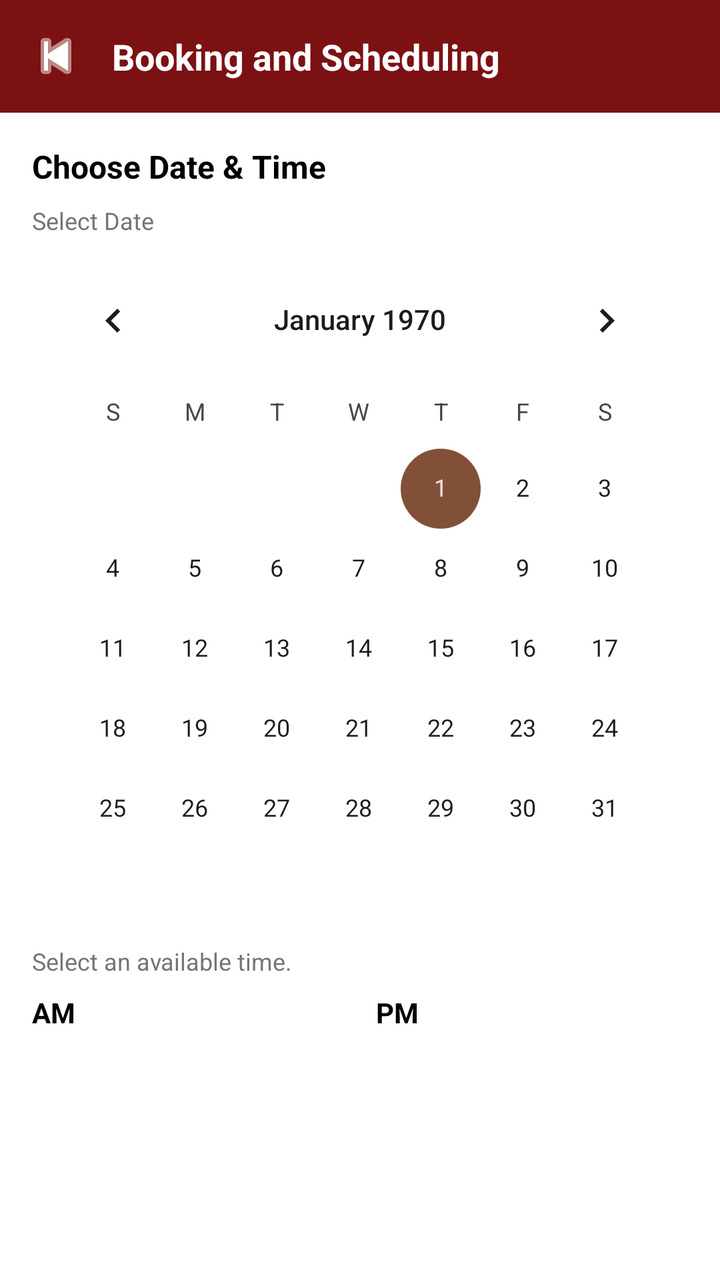
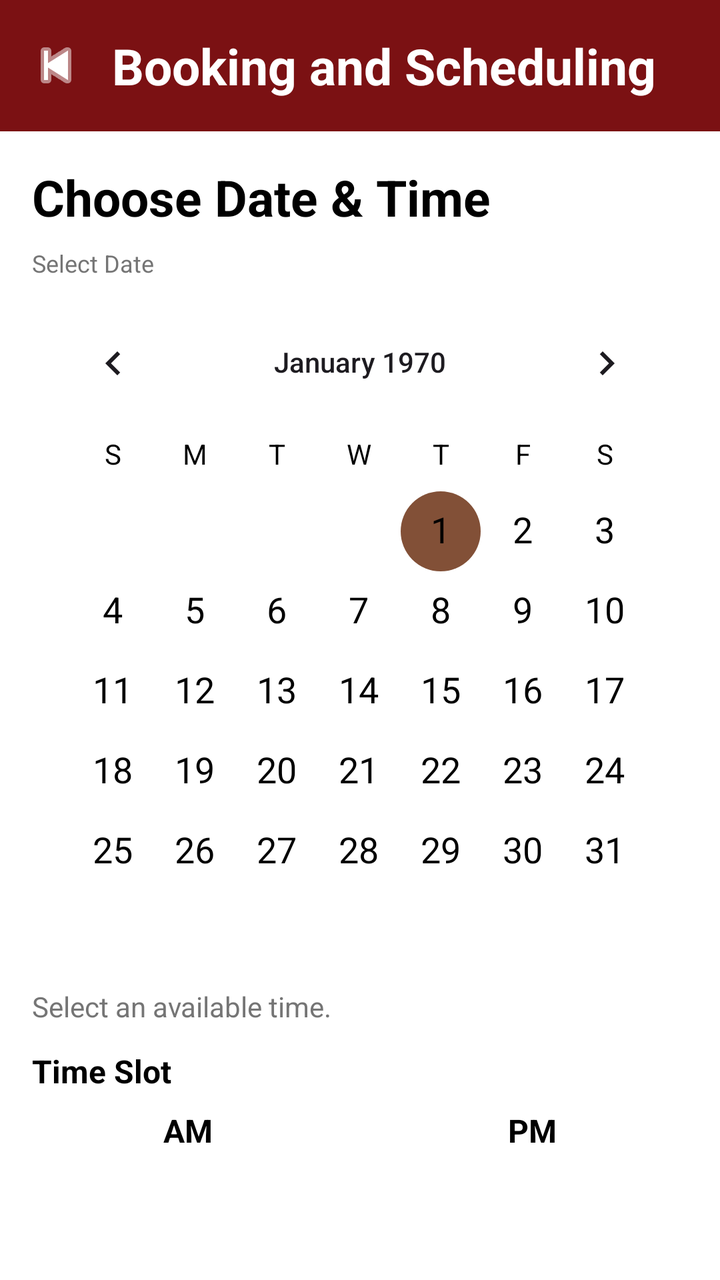

The first picture is an Android layout as it rendered before a commit; the second is the same layout after the commit. The layout source and the unified diff follow.
<!-- AndroidManifest.xml: application theme Theme.FixItFinderApp -->
<!-- res/layout/activity_booking_schedule.xml -->
<?xml version="1.0" encoding="utf-8"?>
<androidx.coordinatorlayout.widget.CoordinatorLayout
    xmlns:android="http://schemas.android.com/apk/res/android"
    xmlns:app="http://schemas.android.com/apk/res-auto"
    android:layout_width="match_parent"
    android:layout_height="match_parent"
    android:background="@color/white">

    <androidx.core.widget.NestedScrollView
        android:layout_width="match_parent"
        android:layout_height="match_parent"
        android:fillViewport="true">

        <androidx.constraintlayout.widget.ConstraintLayout
            android:layout_width="match_parent"
            android:layout_height="wrap_content">

            <LinearLayout
                android:id="@+id/headerLayout"
                android:layout_width="match_parent"
                android:layout_height="wrap_content"
                android:orientation="horizontal"
                android:background="@color/color_primary"
                android:padding="16dp"
                android:gravity="center_vertical"
                app:layout_constraintTop_toTopOf="parent"
                app:layout_constraintStart_toStartOf="parent"
                app:layout_constraintEnd_toEndOf="parent">

                <ImageButton
                    android:id="@+id/btnBack"
                    android:layout_width="24dp"
                    android:layout_height="24dp"
                    android:src="@android:drawable/ic_media_previous"
                    android:tint="@color/white"
                    android:padding="4dp"
                    android:background="?attr/selectableItemBackgroundBorderless"
                    android:contentDescription="Back"
                    android:layout_marginEnd="16dp" />

                <TextView
                    android:id="@+id/tvHeaderTitle"
                    android:layout_width="0dp"
                    android:layout_height="wrap_content"
                    android:layout_weight="1"
                    android:text="Booking and Scheduling"
                    android:textSize="18sp"
                    android:textStyle="bold"
                    android:textColor="@color/white" />
            </LinearLayout>

            <TextView
                android:id="@+id/tvSectionTitle"
                android:layout_width="0dp"
                android:layout_height="wrap_content"
                android:text="Choose Date &amp; Time"
                android:textStyle="bold"
                android:textSize="16sp"
                android:textColor="@android:color/black"
                android:layout_marginTop="16dp"
                android:layout_marginStart="16dp"
                android:layout_marginEnd="16dp"
                app:layout_constraintTop_toBottomOf="@id/headerLayout"
                app:layout_constraintStart_toStartOf="parent"
                app:layout_constraintEnd_toEndOf="parent" />

            <TextView
                android:id="@+id/tvSelectedDate"
                android:layout_width="0dp"
                android:layout_height="wrap_content"
                android:text="Select Date"
                android:textSize="12sp"
                android:textColor="#757575"
                android:layout_marginTop="8dp"
                android:layout_marginStart="16dp"
                android:layout_marginEnd="16dp"
                app:layout_constraintTop_toBottomOf="@id/tvSectionTitle"
                app:layout_constraintStart_toStartOf="parent"
                app:layout_constraintEnd_toEndOf="parent" />

            <CalendarView
                android:id="@+id/calendarView"
                android:layout_width="0dp"
                android:layout_height="wrap_content"
                android:layout_marginTop="8dp"
                android:layout_marginStart="16dp"
                android:layout_marginEnd="16dp"
                app:layout_constraintTop_toBottomOf="@id/tvSelectedDate"
                app:layout_constraintStart_toStartOf="parent"
                app:layout_constraintEnd_toEndOf="parent" />

            <TextView
                android:id="@+id/tvDateStatus"
                android:layout_width="0dp"
                android:layout_height="wrap_content"
                android:text="Select an available time."
                android:textSize="12sp"
                android:textColor="#757575"
                android:layout_marginTop="8dp"
                android:layout_marginStart="16dp"
                android:layout_marginEnd="16dp"
                app:layout_constraintTop_toBottomOf="@id/calendarView"
                app:layout_constraintStart_toStartOf="parent"
                app:layout_constraintEnd_toEndOf="parent" />

            <LinearLayout
                android:id="@+id/layoutTimes"
                android:layout_width="0dp"
                android:layout_height="wrap_content"
                android:layout_marginTop="8dp"
                android:layout_marginStart="16dp"
                android:layout_marginEnd="16dp"
                android:orientation="vertical"
                app:layout_constraintTop_toBottomOf="@id/tvDateStatus"
                app:layout_constraintStart_toStartOf="parent"
                app:layout_constraintEnd_toEndOf="parent">

                <LinearLayout
                    android:layout_width="match_parent"
                    android:layout_height="wrap_content"
                    android:orientation="horizontal">

                    <LinearLayout
                        android:layout_width="0dp"
                        android:layout_height="wrap_content"
                        android:layout_weight="1"
                        android:orientation="vertical"
                        android:layout_marginEnd="8dp">

                        <TextView
                            android:id="@+id/tvAmHeader"
                            android:layout_width="wrap_content"
                            android:layout_height="wrap_content"
                            android:text="AM"
                            android:textStyle="bold"
                            android:textSize="14sp"
                            android:textColor="@android:color/black"
                            android:layout_marginBottom="6dp" />

                        <ScrollView
                            android:layout_width="match_parent"
                            android:layout_height="200dp"
                            android:scrollbars="vertical"
                            android:nestedScrollingEnabled="true"
                            android:fillViewport="true"
                            android:isScrollContainer="true">

                            <LinearLayout
                                android:id="@+id/layoutAmSlots"
                                android:layout_width="match_parent"
                                android:layout_height="wrap_content"
                                android:orientation="vertical" />
                        </ScrollView>
                    </LinearLayout>

                    <LinearLayout
                        android:layout_width="0dp"
                        android:layout_height="wrap_content"
                        android:layout_weight="1"
                        android:orientation="vertical"
                        android:layout_marginStart="8dp">

                        <TextView
                            android:id="@+id/tvPmHeader"
                            android:layout_width="wrap_content"
                            android:layout_height="wrap_content"
                            android:text="PM"
                            android:textStyle="bold"
                            android:textSize="14sp"
                            android:textColor="@android:color/black"
                            android:layout_marginBottom="6dp" />

                        <ScrollView
                            android:layout_width="match_parent"
                            android:layout_height="200dp"
                            android:scrollbars="vertical"
                            android:nestedScrollingEnabled="true"
                            android:fillViewport="true"
                            android:isScrollContainer="true">

                            <LinearLayout
                                android:id="@+id/layoutPmSlots"
                                android:layout_width="match_parent"
                                android:layout_height="wrap_content"
                                android:orientation="vertical" />
                        </ScrollView>
                    </LinearLayout>
                </LinearLayout>
            </LinearLayout>

            <Button
                android:id="@+id/btnConfirmBooking"
                android:layout_width="0dp"
                android:layout_height="wrap_content"
                android:text="Book Appointment"
                android:textColor="@color/color_primary"
                android:background="@drawable/button_outline_red"
                android:padding="12dp"
                android:layout_marginTop="16dp"
                android:layout_marginStart="16dp"
                android:layout_marginEnd="16dp"
                android:layout_marginBottom="80dp"
                app:layout_constraintTop_toBottomOf="@id/layoutTimes"
                app:layout_constraintStart_toStartOf="parent"
                app:layout_constraintEnd_toEndOf="parent" />

        </androidx.constraintlayout.widget.ConstraintLayout>
    </androidx.core.widget.NestedScrollView>

</androidx.coordinatorlayout.widget.CoordinatorLayout>
<!-- resources referenced by this layout -->
<resources>
  <color name="color_primary">#7B1113</color>
  <color name="white">#FFFFFFFF</color>
  <!-- drawable button_outline_red (drawable) -->
  <?xml version="1.0" encoding="utf-8"?>
  <shape xmlns:android="http://schemas.android.com/apk/res/android"
      android:shape="rectangle">
      <solid android:color="@android:color/transparent" />
      <stroke
          android:width="1dp"
          android:color="@color/color_primary" />
      <corners android:radius="8dp" />
      <padding
          android:left="16dp"
          android:top="8dp"
          android:right="16dp"
          android:bottom="8dp" />
  </shape>
  <style name="Theme.FixItFinderApp" parent="Base.Theme.FixItFinderApp" />
  <style name="Base.Theme.FixItFinderApp" parent="Theme.Material3.DayNight.NoActionBar">
          <item name="colorPrimary">@color/color_primary</item>
          <item name="colorSecondary">@color/color_secondary</item>
          <item name="colorSurface">@color/color_background</item>
          <item name="colorOnSurface">@color/color_text_dark</item>
          <item name="colorPrimaryContainer">@color/color_primary</item>
          <item name="colorOnPrimary">@color/color_background</item>
      </style>
  <color name="color_secondary">#825037</color>
  <color name="color_background">#FFFFFF</color>
  <color name="color_text_dark">#2C2C2C</color>
</resources>

<!-- the commit's change to res/layout/activity_booking_schedule.xml (unified diff, before → after) -->
@@ -44,7 +44,7 @@
                     android:layout_height="wrap_content"
                     android:layout_weight="1"
                     android:text="Booking and Scheduling"
-                    android:textSize="18sp"
+                    android:textSize="25sp"
                     android:textStyle="bold"
                     android:textColor="@color/white" />
             </LinearLayout>
@@ -55,7 +55,7 @@
                 android:layout_height="wrap_content"
                 android:text="Choose Date &amp; Time"
                 android:textStyle="bold"
-                android:textSize="16sp"
+                android:textSize="25sp"
                 android:textColor="@android:color/black"
                 android:layout_marginTop="16dp"
                 android:layout_marginStart="16dp"
@@ -85,6 +85,8 @@
                 android:layout_marginTop="8dp"
                 android:layout_marginStart="16dp"
                 android:layout_marginEnd="16dp"
+                android:dateTextAppearance="@style/CalendarDateText"
+                android:weekDayTextAppearance="@style/CalendarWeekdayText"
                 app:layout_constraintTop_toBottomOf="@id/tvSelectedDate"
                 app:layout_constraintStart_toStartOf="parent"
                 app:layout_constraintEnd_toEndOf="parent" />
@@ -94,12 +96,27 @@
                 android:layout_width="0dp"
                 android:layout_height="wrap_content"
                 android:text="Select an available time."
-                android:textSize="12sp"
+                android:textSize="14sp"
                 android:textColor="#757575"
                 android:layout_marginTop="8dp"
                 android:layout_marginStart="16dp"
                 android:layout_marginEnd="16dp"
                 app:layout_constraintTop_toBottomOf="@id/calendarView"
+                app:layout_constraintStart_toStartOf="parent"
+                app:layout_constraintEnd_toEndOf="parent" />
+
+            <TextView
+                android:id="@+id/tvTimeSlotTitle"
+                android:layout_width="0dp"
+                android:layout_height="wrap_content"
+                android:text="Time Slot"
+                android:textStyle="bold"
+                android:textSize="16sp"
+                android:textColor="@android:color/black"
+                android:layout_marginTop="12dp"
+                android:layout_marginStart="16dp"
+                android:layout_marginEnd="16dp"
+                app:layout_constraintTop_toBottomOf="@id/tvDateStatus"
                 app:layout_constraintStart_toStartOf="parent"
                 app:layout_constraintEnd_toEndOf="parent" />
 
@@ -111,7 +128,7 @@
                 android:layout_marginStart="16dp"
                 android:layout_marginEnd="16dp"
                 android:orientation="vertical"
-                app:layout_constraintTop_toBottomOf="@id/tvDateStatus"
+                app:layout_constraintTop_toBottomOf="@id/tvTimeSlotTitle"
                 app:layout_constraintStart_toStartOf="parent"
                 app:layout_constraintEnd_toEndOf="parent">
 
@@ -129,13 +146,14 @@
 
                         <TextView
                             android:id="@+id/tvAmHeader"
-                            android:layout_width="wrap_content"
+                            android:layout_width="match_parent"
                             android:layout_height="wrap_content"
                             android:text="AM"
                             android:textStyle="bold"
-                            android:textSize="14sp"
+                            android:textSize="16sp"
                             android:textColor="@android:color/black"
-                            android:layout_marginBottom="6dp" />
+                            android:layout_marginBottom="6dp"
+                            android:gravity="center_horizontal" />
 
                         <ScrollView
                             android:layout_width="match_parent"
@@ -162,13 +180,14 @@
 
                         <TextView
                             android:id="@+id/tvPmHeader"
-                            android:layout_width="wrap_content"
+                            android:layout_width="match_parent"
                             android:layout_height="wrap_content"
                             android:text="PM"
                             android:textStyle="bold"
-                            android:textSize="14sp"
+                            android:textSize="16sp"
                             android:textColor="@android:color/black"
-                            android:layout_marginBottom="6dp" />
+                            android:layout_marginBottom="6dp"
+                            android:gravity="center_horizontal" />
 
                         <ScrollView
                             android:layout_width="match_parent"
@@ -199,8 +218,23 @@
                 android:layout_marginTop="16dp"
                 android:layout_marginStart="16dp"
                 android:layout_marginEnd="16dp"
+                app:layout_constraintTop_toBottomOf="@id/layoutTimes"
+                app:layout_constraintStart_toStartOf="parent"
+                app:layout_constraintEnd_toEndOf="parent" />
+
+            <Button
+                android:id="@+id/btnBackToServices"
+                android:layout_width="0dp"
+                android:layout_height="wrap_content"
+                android:text="Back to Services"
+                android:textColor="@color/color_primary"
+                android:background="@drawable/button_outline_red"
+                android:padding="12dp"
+                android:layout_marginTop="8dp"
+                android:layout_marginStart="16dp"
+                android:layout_marginEnd="16dp"
                 android:layout_marginBottom="80dp"
-                app:layout_constraintTop_toBottomOf="@id/layoutTimes"
+                app:layout_constraintTop_toBottomOf="@id/btnConfirmBooking"
                 app:layout_constraintStart_toStartOf="parent"
                 app:layout_constraintEnd_toEndOf="parent" />
 
<!-- resource entries referenced after the edit -->
@@ -17,6 +17,14 @@
           android:right="16dp"
           android:bottom="8dp" />
   </shape>
+  <style name="CalendarDateText" parent="@android:style/TextAppearance.Material.Large">
+          <item name="android:textSize">18sp</item>
+          <item name="android:textColor">@android:color/black</item>
+      </style>
+  <style name="CalendarWeekdayText" parent="@android:style/TextAppearance.Material.Medium">
+          <item name="android:textSize">14sp</item>
+          <item name="android:textColor">@android:color/black</item>
+      </style>
   <style name="Theme.FixItFinderApp" parent="Base.Theme.FixItFinderApp" />
   <style name="Base.Theme.FixItFinderApp" parent="Theme.Material3.DayNight.NoActionBar">
           <item name="colorPrimary">@color/color_primary</item>
